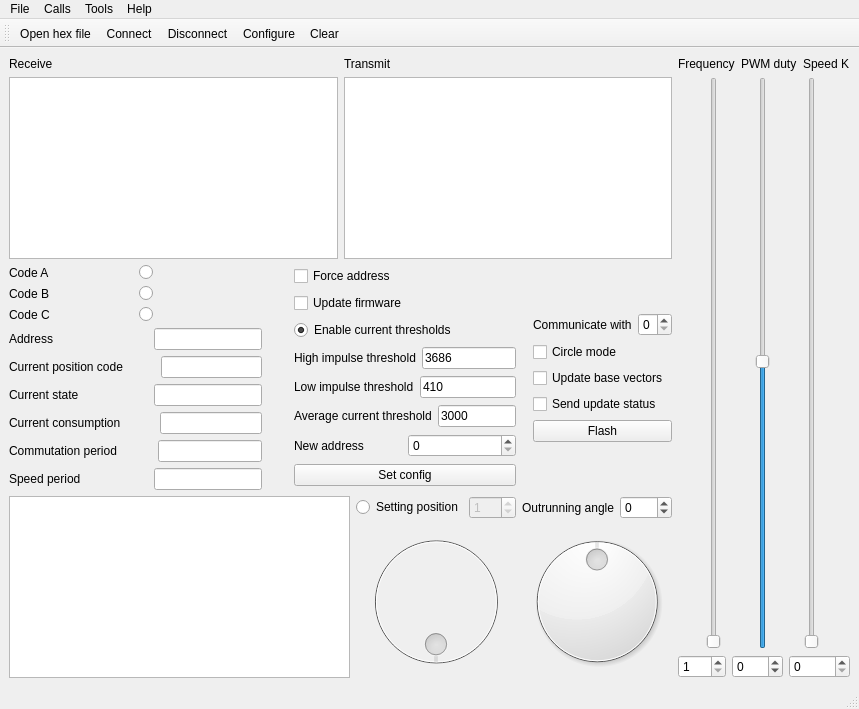
Qt form mainwindow.ui (RunoVj/Terminal) before a commit.
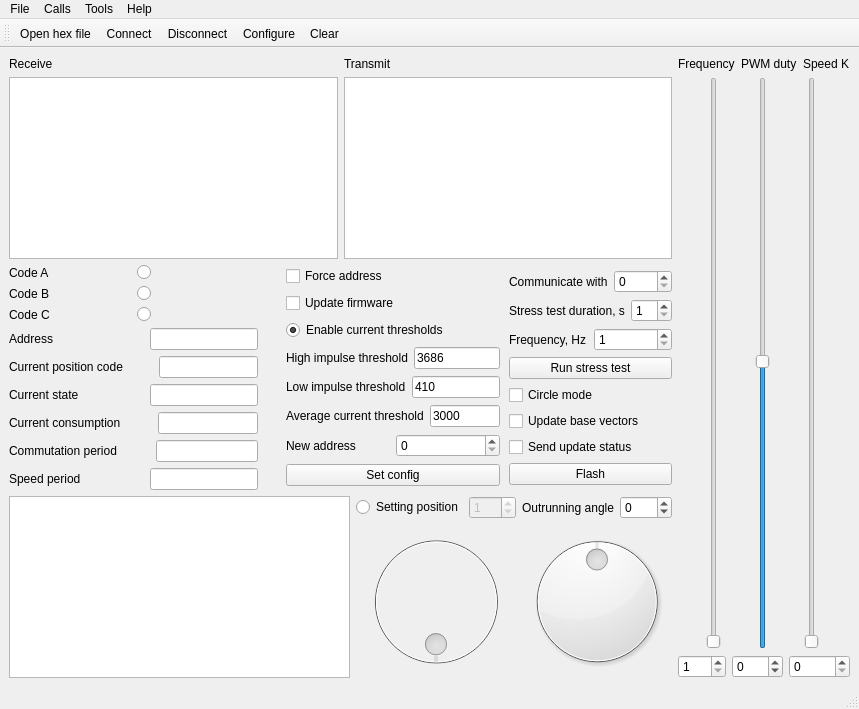
The same form after that commit. Icons and pictures are not drawn.

The edit to the form file:
```diff
--- a/mainwindow.ui
+++ b/mainwindow.ui
@@ -520,6 +520,58 @@
                 </item>
                </layout>
               </item>
+              <item>
+               <layout class="QHBoxLayout" name="horizontalLayout_8">
+                <item>
+                 <widget class="QLabel" name="label_12">
+                  <property name="text">
+                   <string>Stress test duration, s</string>
+                  </property>
+                 </widget>
+                </item>
+                <item>
+                 <widget class="QSpinBox" name="spinBoxStressTestDuration">
+                  <property name="minimum">
+                   <number>1</number>
+                  </property>
+                  <property name="maximum">
+                   <number>60</number>
+                  </property>
+                 </widget>
+                </item>
+               </layout>
+              </item>
+              <item>
+               <layout class="QHBoxLayout" name="horizontalLayout_9">
+                <item>
+                 <widget class="QLabel" name="label_13">
+                  <property name="text">
+                   <string>Frequency, Hz</string>
+                  </property>
+                 </widget>
+                </item>
+                <item>
+                 <widget class="QSpinBox" name="spinBoxStressFrequency">
+                  <property name="minimum">
+                   <number>1</number>
+                  </property>
+                  <property name="maximum">
+                   <number>50</number>
+                  </property>
+                 </widget>
+                </item>
+               </layout>
+              </item>
+              <item>
+               <widget class="QPushButton" name="pushButtonRunStressTest">
+                <property name="text">
+                 <string>Run stress test</string>
+                </property>
+                <property name="checkable">
+                 <bool>true</bool>
+                </property>
+               </widget>
+              </item>
               <item>
                <widget class="QCheckBox" name="checkBoxCircleMode">
                 <property name="text">
```
Left out of the diff: 2 changed lines with no effect on the pictures.
